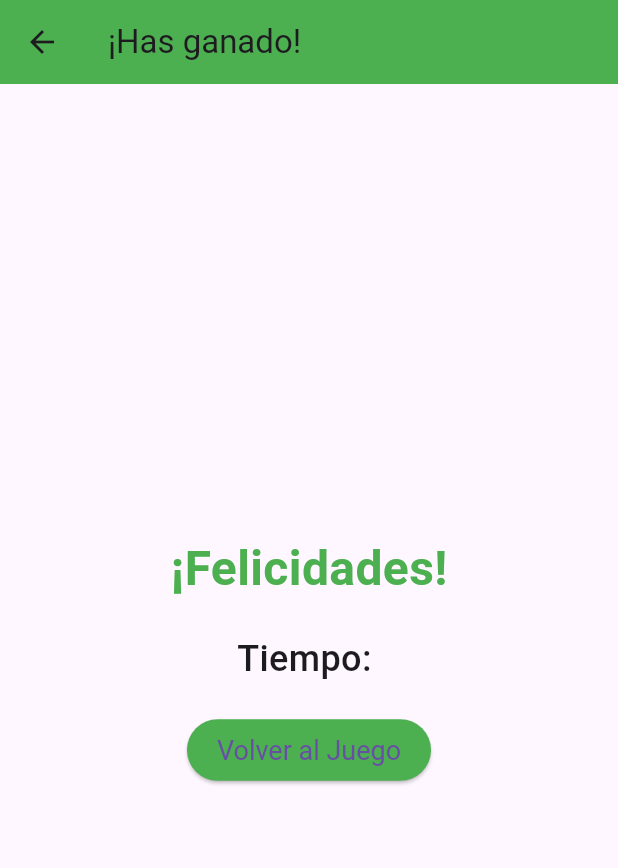
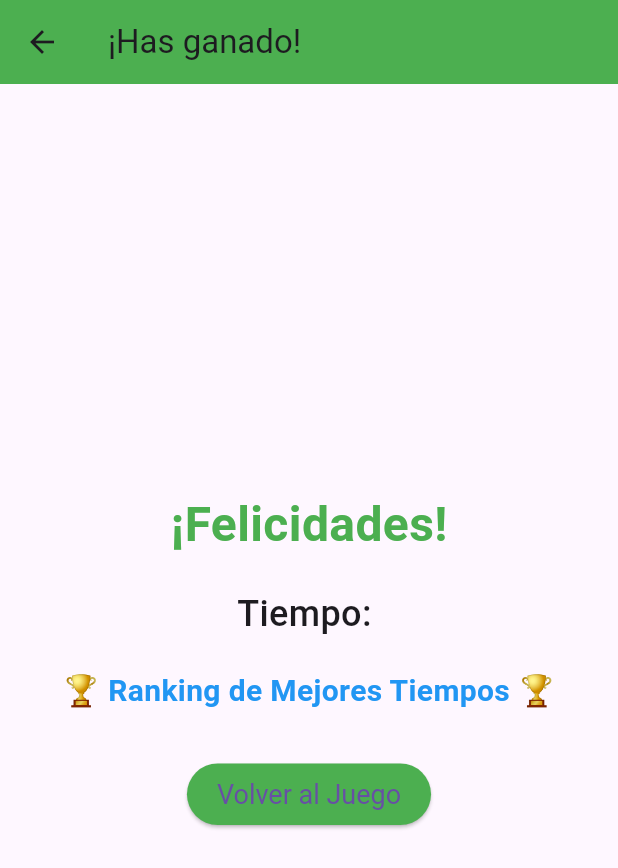
Before and after one commit to Chavid72/Aplicaciones, a Flutter app: the PantallaVictoria screen opened directly with empty values, on a phone screen of 412 x 824 dp. Shown: the top 868 px of the screen. Run offline on Flutter 3.47's test engine with Material 3 defaults, Android fonts, the phone set to English and light mode, and no system bars; our stand-ins replace shared_preferences; accounts and stored records are empty.

Commit message:
Ranking y la persistencia funciona mal

```diff
--- a/trabajo2/lib/main.dart
+++ b/trabajo2/lib/main.dart
@@ -1,3 +1,5 @@
+import 'package:shared_preferences/shared_preferences.dart';
+
 import 'package:flutter/material.dart';
 import 'dart:async';
 import 'dart:math';
@@ -329,17 +331,63 @@ class _SopaDeLetrasState extends State<SopaDeLetras> {
   }
 }
 
-class PantallaVictoria extends StatelessWidget {
+class PantallaVictoria extends StatefulWidget {
   final String tiempo;
 
   PantallaVictoria({required this.tiempo});
+
+  @override
+  _PantallaVictoriaState createState() => _PantallaVictoriaState();
+}
+
+class _PantallaVictoriaState extends State<PantallaVictoria> {
+  List<int> ranking = [];
+
+  @override
+  void initState() {
+    super.initState();
+    _guardarTiempo();
+  }
+
+  Future<void> _guardarTiempo() async {
+    final SharedPreferences prefs = await SharedPreferences.getInstance();
+    // Convertir el tiempo de formato "mm:ss" a segundos
+    List<String> partes = widget.tiempo.split(':');
+    int tiempoEnSegundos = int.parse(partes[0]) * 60 + int.parse(partes[1]);
+
+    // Obtener la lista actual de tiempos guardados
+    List<String> tiemposGuardados =
+        prefs.getStringList('ranking') ?? []; // Recupera o lista vacía
+
+    // Agregar el nuevo tiempo y ordenarlo
+    tiemposGuardados.add(tiempoEnSegundos.toString());
+    tiemposGuardados.sort((a, b) => int.parse(a).compareTo(int.parse(b)));
+
+    // Guardar solo los 3 mejores tiempos
+    if (tiemposGuardados.length > 3) {
+      tiemposGuardados = tiemposGuardados.sublist(0, 3);
+    }
+
+    await prefs.setStringList('ranking', tiemposGuardados);
+
+    // Actualizar la lista de tiempos en la UI
+    setState(() {
+      ranking = tiemposGuardados.map((e) => int.parse(e)).toList();
+    });
+  }
+
+  String _formatTime(int seconds) {
+    final int minutes = seconds ~/ 60;
+    final int remainingSeconds = seconds % 60;
+    return '${minutes.toString().padLeft(2, '0')}:${remainingSeconds.toString().padLeft(2, '0')}';
+  }
 
   @override
   Widget build(BuildContext context) {
     return Scaffold(
       appBar: AppBar(
         title: Text('¡Has ganado!'),
-        backgroundColor: Colors.green, // Reemplazado 'primary' por 'backgroundColor'
+        backgroundColor: Colors.green,
       ),
       body: Center(
         child: Column(
@@ -355,12 +403,30 @@ class PantallaVictoria extends StatelessWidget {
             ),
             SizedBox(height: 20),
             Text(
-              'Tiempo: $tiempo',
+              'Tiempo: ${widget.tiempo}',
               style: TextStyle(
                 fontSize: 24,
                 fontWeight: FontWeight.w500,
               ),
             ),
+            SizedBox(height: 20),
+            Text(
+              '🏆 Ranking de Mejores Tiempos 🏆',
+              style: TextStyle(
+                fontSize: 20,
+                fontWeight: FontWeight.bold,
+                color: Colors.blue,
+              ),
+            ),
+            SizedBox(height: 10),
+            for (int i = 0; i < ranking.length; i++)
+              Text(
+                '${i + 1}. ${_formatTime(ranking[i])}',
+                style: TextStyle(
+                  fontSize: 18,
+                  fontWeight: FontWeight.w500,
+                ),
+              ),
             SizedBox(height: 20),
             ElevatedButton(
               onPressed: () {
@@ -368,7 +434,7 @@ class PantallaVictoria extends StatelessWidget {
               },
               child: Text('Volver al Juego'),
               style: ElevatedButton.styleFrom(
-                backgroundColor: Colors.green, // Reemplazado 'primary' por 'backgroundColor'
+                backgroundColor: Colors.green,
                 padding: EdgeInsets.symmetric(horizontal: 20, vertical: 10),
                 textStyle: TextStyle(fontSize: 18),
               ),
```
Also changed, not shown: trabajo2/pubspec.yaml (+8 -71 lines), trabajo2/pubspec.lock, 1 other file.
